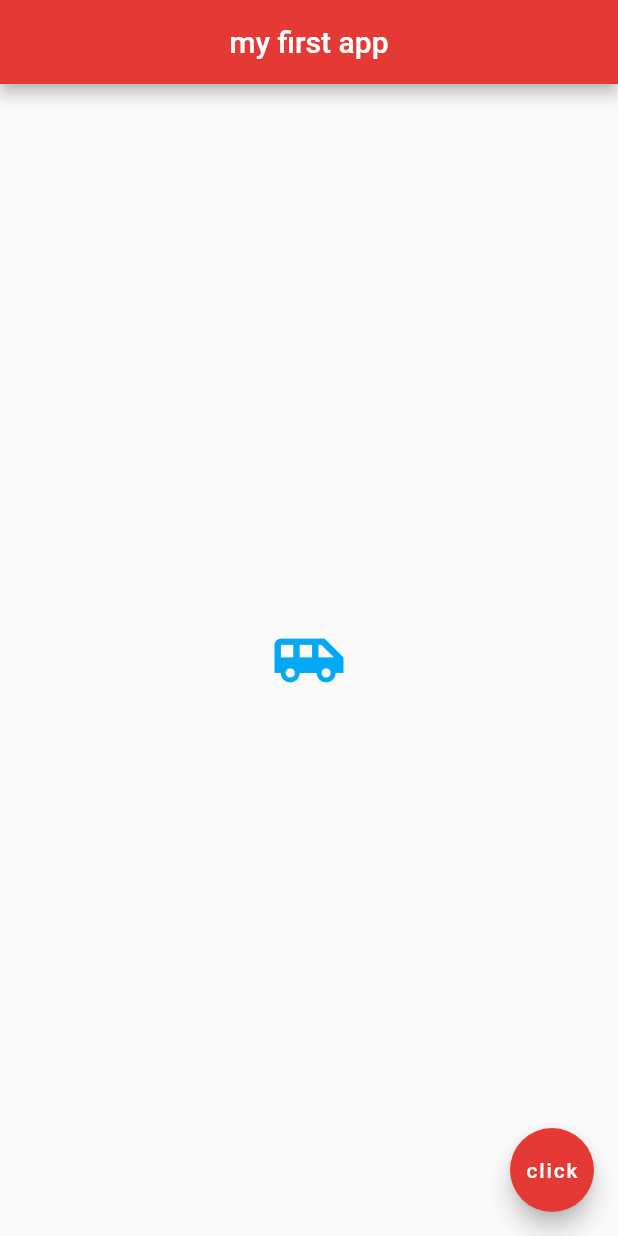
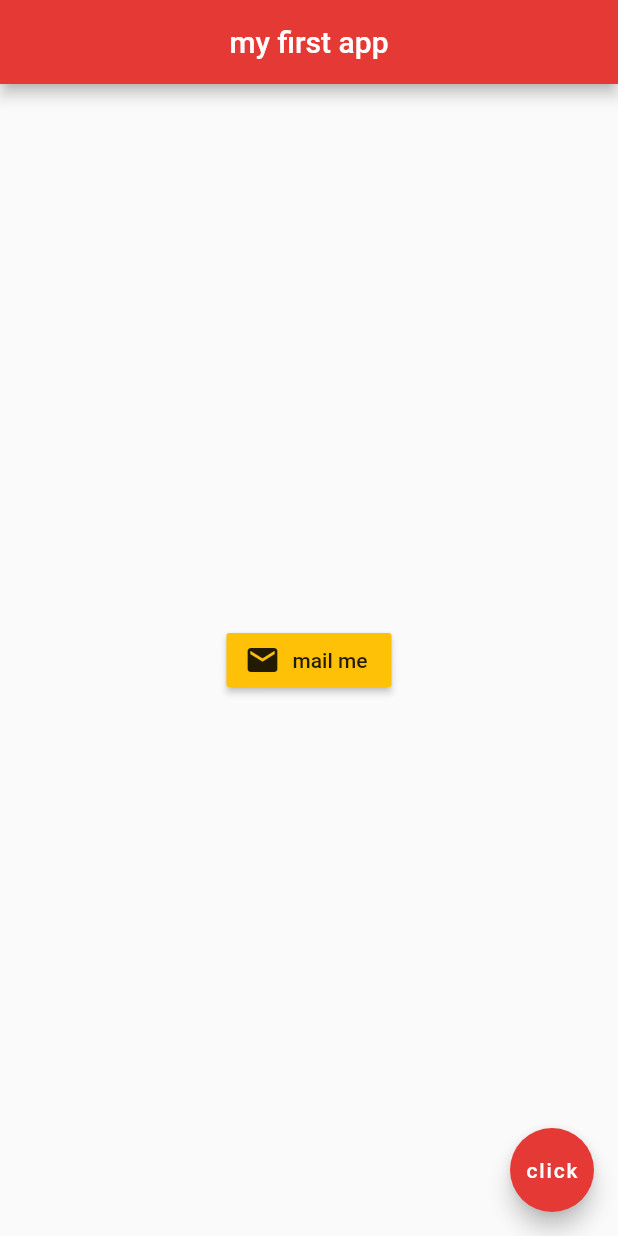
Before and after one commit to gadtab/my_flutter, a Flutter app: the screen it shows after launch, on a phone screen of 412 x 824 dp. Run offline on Flutter 3.47's test engine with Material 2 defaults, Android fonts, the phone set to English and light mode, and no system bars.

Commit message:
buttons 1

```diff
--- a/myapp/lib/main.dart
+++ b/myapp/lib/main.dart
@@ -14,10 +14,13 @@ class Home extends StatelessWidget {
         backgroundColor: Colors.red[600],
       ),
       body: Center(
-        child: Icon(
-          Icons.airport_shuttle,
-          color: Colors.lightBlue,
-          size: 50.0,
+        child: RaisedButton.icon(
+          onPressed: () {},
+          icon: Icon(
+            Icons.mail,
+          ),
+          label: Text('mail me'),
+          color: Colors.amber,
         ),
       ),
       floatingActionButton: FloatingActionButton(
```
